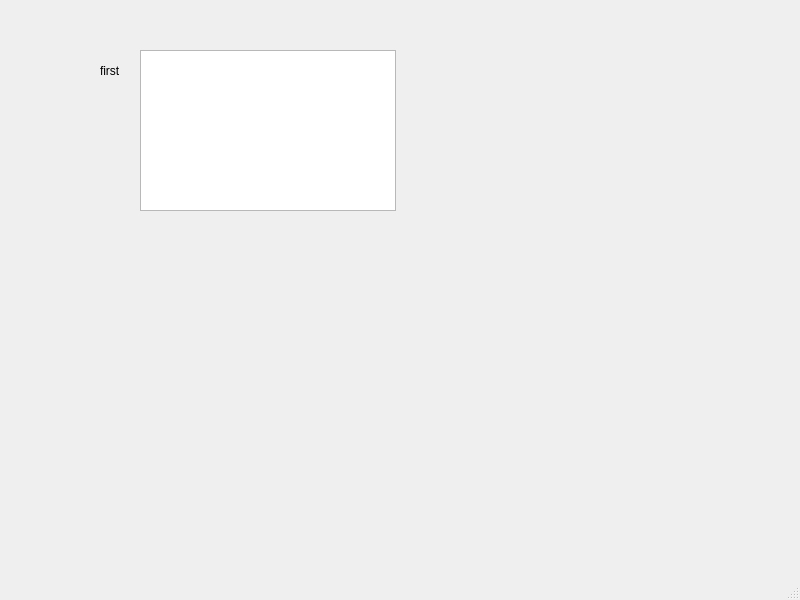
SjdHbz/bullshit, file finish.ui: the form before one commit.
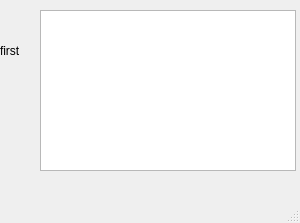
The form after the commit.

What changed in the file:
```diff
--- a/finish.ui
+++ b/finish.ui
@@ -6,8 +6,8 @@
    <rect>
     <x>0</x>
     <y>0</y>
-    <width>800</width>
-    <height>600</height>
+    <width>300</width>
+    <height>223</height>
    </rect>
   </property>
   <property name="windowTitle">
@@ -17,8 +17,8 @@
    <widget class="QTableView" name="tableView">
     <property name="geometry">
      <rect>
-      <x>140</x>
-      <y>50</y>
+      <x>40</x>
+      <y>10</y>
       <width>256</width>
       <height>161</height>
      </rect>
@@ -27,8 +27,8 @@
    <widget class="QLabel" name="label">
     <property name="geometry">
      <rect>
-      <x>100</x>
-      <y>60</y>
+      <x>0</x>
+      <y>40</y>
       <width>41</width>
       <height>21</height>
      </rect>
```
Left out of the diff: 2 changed lines with no effect on the pictures.
